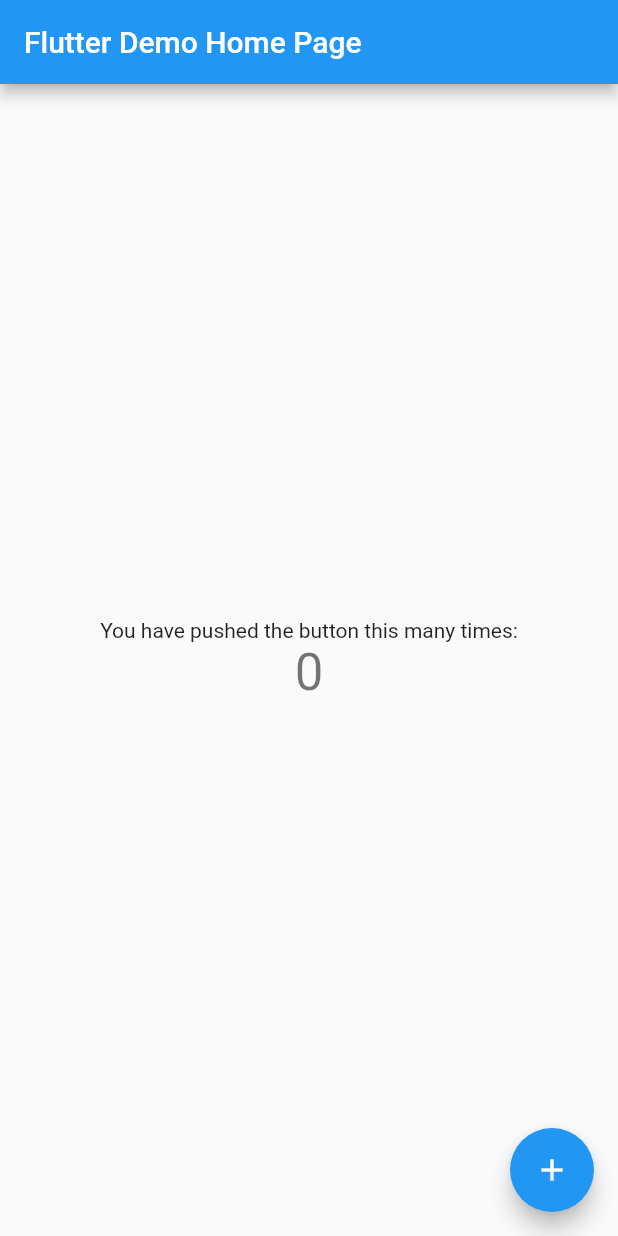
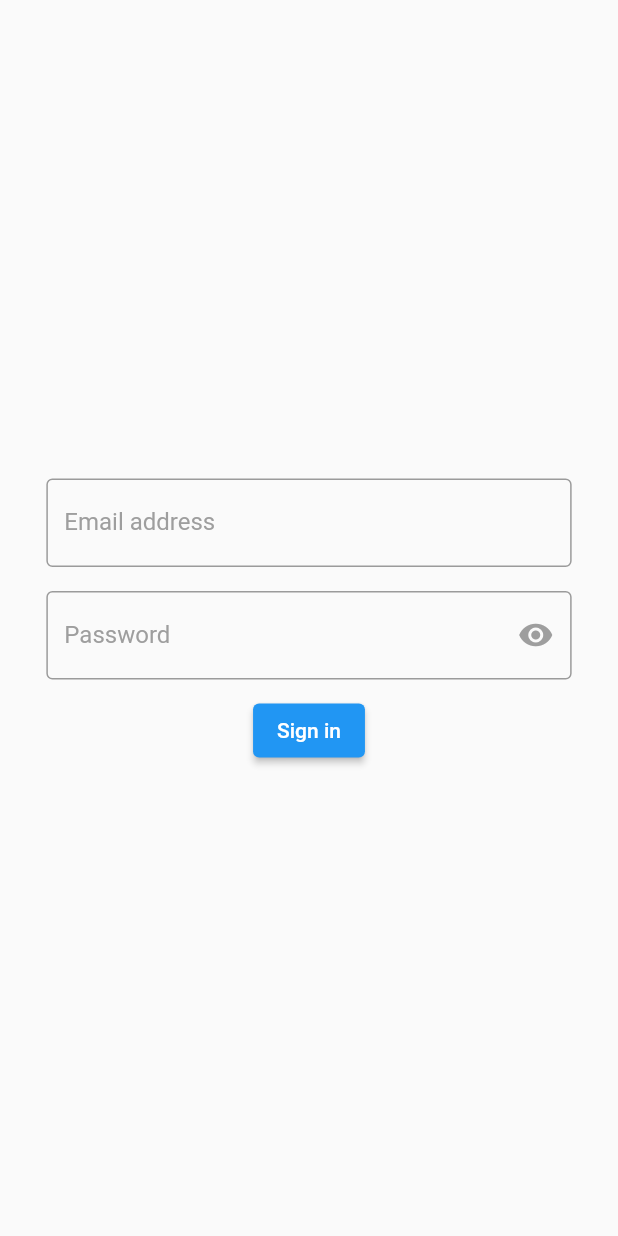
Before and after one commit to joaosessa/flutter_boilerplate, a Flutter app: the screen it shows after launch, on a phone screen of 412 x 824 dp. Run offline on Flutter 3.47's test engine with Material 2 defaults, Android fonts, the phone set to English and light mode, and no system bars; our stand-ins replace dartz, flutter_mobx, logger, mobx; generated files the repository leaves out were written again.

Commit message:
:wrench: WIP

```diff
--- /dev/null
+++ b/lib/application/auth/sign_in_controller.dart
@@ -0,0 +1,74 @@
+import 'package:flutter_boilerplate/application/auth/user_store.dart';
+import 'package:flutter_boilerplate/infrastructure/auth/auth_facade.dart';
+import 'package:mobx/mobx.dart';
+
+import '../../domain/auth/value_objects.dart';
+
+part 'sign_in_controller.g.dart';
+
+class SignInController extends _SignInController with _$SignInController {
+  static SignInController? _instance;
+
+  SignInController._();
+
+  static SignInController get instance {
+    _instance ??= SignInController._();
+
+    return _instance!;
+  }
+
+  void dispose() {
+    _instance = null;
+  }
+}
+
+abstract class _SignInController with Store {
+  @observable
+  var emailAddress = EmailAddress('');
+
+  @observable
+  var password = Password('');
+
+  @observable
+  bool isPasswordVisible = false;
+
+  @observable
+  bool showErrorMessage = false;
+
+  @observable
+  bool isLoading = false;
+
+  @action
+  void setEmailAddress(String input) => emailAddress = EmailAddress(input);
+
+  @action
+  void setPassword(String input) => password = Password(input);
+
+  @action
+  void togglePasswordVisibility() => isPasswordVisible = !isPasswordVisible;
+
+  @action
+  Future<void> signIn() async {
+    if (emailAddress.isValid() && password.isValid()) {
+      final authFacade = AuthFacade();
+
+      isLoading = true;
+
+      final user = await authFacade.signIn(
+        emailAddress: emailAddress,
+        password: password,
+      );
+
+      isLoading = false;
+
+      final userStore = UserStore.instance;
+
+      user.fold(
+        (l) => null,
+        (r) => userStore.setUser(r),
+      );
+    } else {
+      showErrorMessage = true;
+    }
+  }
+}
--- /dev/null
+++ b/lib/domain/auth/i_auth_facade.dart
@@ -0,0 +1,12 @@
+import 'package:dartz/dartz.dart';
+import 'package:flutter_boilerplate/domain/auth/auth_failure.dart';
+
+import 'user_model.dart';
+import 'value_objects.dart';
+
+abstract class IAuthFacade {
+  Future<Either<AuthFailure, UserModel>> signIn({
+    required EmailAddress emailAddress,
+    required Password password,
+  });
+}
--- a/lib/main.dart
+++ b/lib/main.dart
@@ -1,4 +1,5 @@
 import 'package:flutter/material.dart';
+import 'package:flutter_boilerplate/presentation/pages/sign_in/sign_in_page.dart';
 
 void main() {
   runApp(const MyApp());
@@ -7,109 +8,11 @@ void main() {
 class MyApp extends StatelessWidget {
   const MyApp({super.key});
 
-  // This widget is the root of your application.
   @override
   Widget build(BuildContext context) {
     return MaterialApp(
-      title: 'Flutter Demo',
-      theme: ThemeData(
-        // This is the theme of your application.
-        //
-        // Try running your application with "flutter run". You'll see the
-        // application has a blue toolbar. Then, without quitting the app, try
-        // changing the primarySwatch below to Colors.green and then invoke
-        // "hot reload" (press "r" in the console where you ran "flutter run",
-        // or simply save your changes to "hot reload" in a Flutter IDE).
-        // Notice that the counter didn't reset back to zero; the application
-        // is not restarted.
-        primarySwatch: Colors.blue,
-      ),
-      home: const MyHomePage(title: 'Flutter Demo Home Page'),
+      title: 'Flutter',
+      home: SignInPage(),
     );
   }
 }
-
-class MyHomePage extends StatefulWidget {
-  const MyHomePage({super.key, required this.title});
-
-  // This widget is the home page of your application. It is stateful, meaning
-  // that it has a State object (defined below) that contains fields that affect
-  // how it looks.
-
-  // This class is the configuration for the state. It holds the values (in this
-  // case the title) provided by the parent (in this case the App widget) and
-  // used by the build method of the State. Fields in a Widget subclass are
-  // always marked "final".
-
-  final String title;
-
-  @override
-  State<MyHomePage> createState() => _MyHomePageState();
-}
-
-class _MyHomePageState extends State<MyHomePage> {
-  int _counter = 0;
-
-  void _incrementCounter() {
-    setState(() {
-      // This call to setState tells the Flutter framework that something has
-      // changed in this State, which causes it to rerun the build method below
-      // so that the display can reflect the updated values. If we changed
-      // _counter without calling setState(), then the build method would not be
-      // called again, and so nothing would appear to happen.
-      _counter++;
-    });
-  }
-
-  @override
-  Widget build(BuildContext context) {
-    // This method is rerun every time setState is called, for instance as done
-    // by the _incrementCounter method above.
-    //
-    // The Flutter framework has been optimized to make rerunning build methods
-    // fast, so that you can just rebuild anything that needs updating rather
-    // than having to individually change instances of widgets.
-    return Scaffold(
-      appBar: AppBar(
-        // Here we take the value from the MyHomePage object that was created by
-        // the App.build method, and use it to set our appbar title.
-        title: Text(widget.title),
-      ),
-      body: Center(
-        // Center is a layout widget. It takes a single child and positions it
-        // in the middle of the parent.
-        child: Column(
-          // Column is also a layout widget. It takes a list of children and
-          // arranges them vertically. By default, it sizes itself to fit its
-          // children horizontally, and tries to be as tall as its parent.
-          //
-          // Invoke "debug painting" (press "p" in the console, choose the
-          // "Toggle Debug Paint" action from the Flutter Inspector in Android
-          // Studio, or the "Toggle Debug Paint" command in Visual Studio Code)
-          // to see the wireframe for each widget.
-          //
-          // Column has various properties to control how it sizes itself and
-          // how it positions its children. Here we use mainAxisAlignment to
-          // center the children vertically; the main axis here is the vertical
-          // axis because Columns are vertical (the cross axis would be
-          // horizontal).
-          mainAxisAlignment: MainAxisAlignment.center,
-          children: <Widget>[
-            const Text(
-              'You have pushed the button this many times:',
-            ),
-            Text(
-              '$_counter',
-              style: Theme.of(context).textTheme.headline4,
-            ),
-          ],
-        ),
-      ),
-      floatingActionButton: FloatingActionButton(
-        onPressed: _incrementCounter,
-        tooltip: 'Increment',
-        child: const Icon(Icons.add),
-      ), // This trailing comma makes auto-formatting nicer for build methods.
-    );
-  }
-}
--- /dev/null
+++ b/lib/presentation/pages/sign_in/sign_in_page.dart
@@ -0,0 +1,35 @@
+import 'package:flutter/material.dart';
+
+import '../../../application/auth/sign_in_controller.dart';
+import 'widgets/password_field_widget.dart';
+import 'widgets/submit_button_widget.dart';
+import 'widgets/email_address_field_widget.dart';
+
+class SignInPage extends StatelessWidget {
+  final signInStore = SignInController.instance;
+
+  @override
+  Widget build(BuildContext context) {
+    return Scaffold(
+      body: Center(
+        child: SingleChildScrollView(
+          child: SizedBox(
+            height: MediaQuery.of(context).size.height,
+            width: MediaQuery.of(context).size.width,
+            child: Column(
+              mainAxisAlignment: MainAxisAlignment.center,
+              crossAxisAlignment: CrossAxisAlignment.center,
+              children: [
+                EmailAddressFieldWidget(),
+                const SizedBox(height: 16),
+                PasswordFieldWidget(),
+                const SizedBox(height: 16),
+                SubmitButtonWidget(),
+              ],
+            ),
+          ),
+        ),
+      ),
+    );
+  }
+}
--- /dev/null
+++ b/lib/presentation/pages/sign_in/widgets/email_address_field_widget.dart
@@ -0,0 +1,27 @@
+import 'package:flutter/material.dart';
+import 'package:flutter_mobx/flutter_mobx.dart';
+
+import '../../../../application/auth/sign_in_controller.dart';
+import '../../../shared/widgets/text_field_widget.dart';
+
+class EmailAddressFieldWidget extends StatelessWidget {
+  final signInStore = SignInController.instance;
+
+  @override
+  Widget build(BuildContext context) {
+    return Observer(
+      builder: (_) {
+        return SizedBox(
+          width: MediaQuery.of(context).size.width * 0.85,
+          child: TextFieldWidget(
+            onChanged: signInStore.setEmailAddress,
+            labelText: 'Email address',
+            errorText: signInStore.showErrorMessage
+                ? signInStore.emailAddress.getFailureMessage()
+                : null,
+          ),
+        );
+      },
+    );
+  }
+}
--- /dev/null
+++ b/lib/presentation/pages/sign_in/widgets/password_field_widget.dart
@@ -0,0 +1,37 @@
+import 'package:flutter/material.dart';
+import 'package:flutter_mobx/flutter_mobx.dart';
+
+import '../../../../application/auth/sign_in_controller.dart';
+import '../../../shared/widgets/text_field_widget.dart';
+
+class PasswordFieldWidget extends StatelessWidget {
+  final signInStore = SignInController.instance;
+
+  @override
+  Widget build(BuildContext context) {
+    return Observer(
+      builder: (_) {
+        return SizedBox(
+          width: MediaQuery.of(context).size.width * 0.85,
+          child: TextFieldWidget(
+            onChanged: signInStore.setPassword,
+            labelText: 'Password',
+            errorText: signInStore.showErrorMessage
+                ? signInStore.password.getFailureMessage()
+                : null,
+            obscureText: !signInStore.isPasswordVisible,
+            suffixIcon: IconButton(
+              onPressed: signInStore.togglePasswordVisibility,
+              icon: Icon(
+                signInStore.isPasswordVisible
+                    ? Icons.visibility_off
+                    : Icons.visibility,
+                color: Colors.grey,
+              ),
+            ),
+          ),
+        );
+      },
+    );
+  }
+}
--- /dev/null
+++ b/lib/presentation/pages/sign_in/widgets/submit_button_widget.dart
@@ -0,0 +1,29 @@
+import 'package:flutter/material.dart';
+import 'package:flutter_mobx/flutter_mobx.dart';
+
+import '../../../../application/auth/sign_in_controller.dart';
+
+class SubmitButtonWidget extends StatelessWidget {
+  final signInStore = SignInController.instance;
+
+  @override
+  Widget build(BuildContext context) {
+    return Observer(
+      builder: (_) {
+        if (signInStore.isLoading) {
+          return const Center(
+            child: CircularProgressIndicator(),
+          );
+        }
+
+        return SizedBox(
+          height: 36,
+          child: ElevatedButton(
+            onPressed: signInStore.signIn,
+            child: const Text('Sign in'),
+          ),
+        );
+      },
+    );
+  }
+}
--- /dev/null
+++ b/lib/presentation/shared/widgets/text_field_widget.dart
@@ -0,0 +1,39 @@
+import 'package:flutter/material.dart';
+
+class TextFieldWidget extends StatelessWidget {
+  final Function(String)? onChanged;
+  final String? labelText;
+  final String? errorText;
+  final Widget? suffixIcon;
+  final bool obscureText;
+
+  const TextFieldWidget({
+    required this.onChanged,
+    this.labelText,
+    this.errorText,
+    this.suffixIcon,
+    this.obscureText = false,
+  });
+
+  @override
+  Widget build(BuildContext context) {
+    return TextFormField(
+      onChanged: onChanged,
+      obscureText: obscureText,
+      decoration: InputDecoration(
+        labelText: labelText,
+        errorText: errorText,
+        suffixIcon: suffixIcon,
+        border: const OutlineInputBorder(),
+        labelStyle: const TextStyle(color: Colors.grey),
+        focusedBorder: const OutlineInputBorder(
+          borderSide: BorderSide(
+            color: Colors.grey,
+            width: 1.5,
+            style: BorderStyle.solid,
+          ),
+        ),
+      ),
+    );
+  }
+}
```
Also changed, not shown: lib/application/auth/user_store.dart (added, +31 -0 lines), lib/domain/auth/auth_failure.dart (added, +15 -0 lines), lib/domain/auth/user_model.dart (added, +18 -0 lines), lib/infrastructure/auth/auth_dtos.dart (added, +29 -0 lines), lib/infrastructure/auth/auth_facade.dart (added, +52 -0 lines), lib/application/auth/sign_in_controller.g.dart (added), lib/application/auth/user_store.g.dart (added), lib/infrastructure/auth/auth_dtos.g.dart (added).
